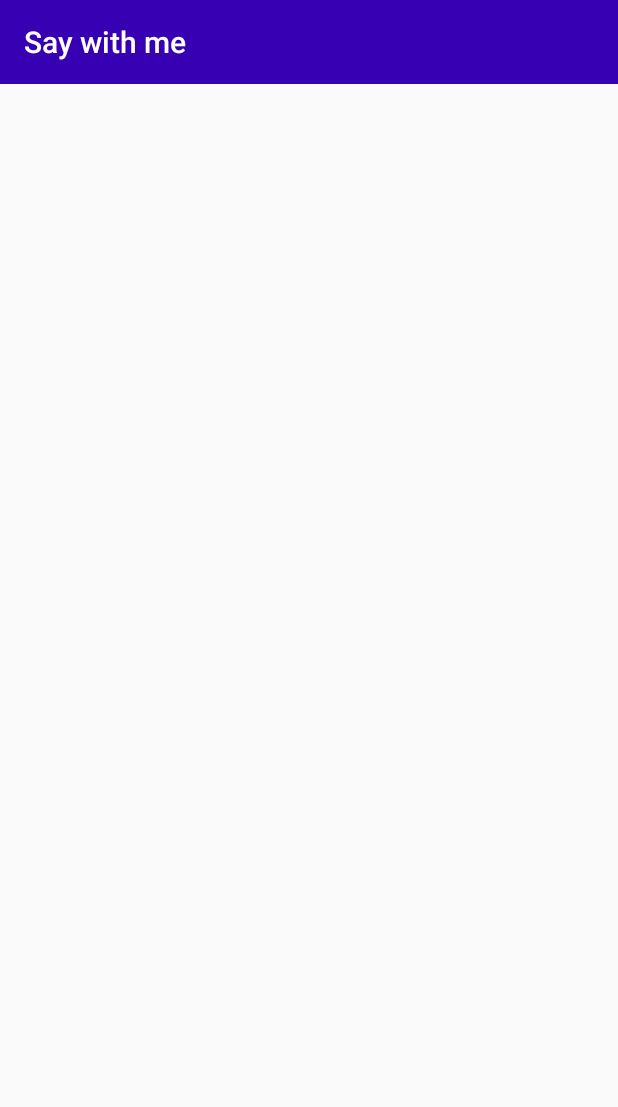
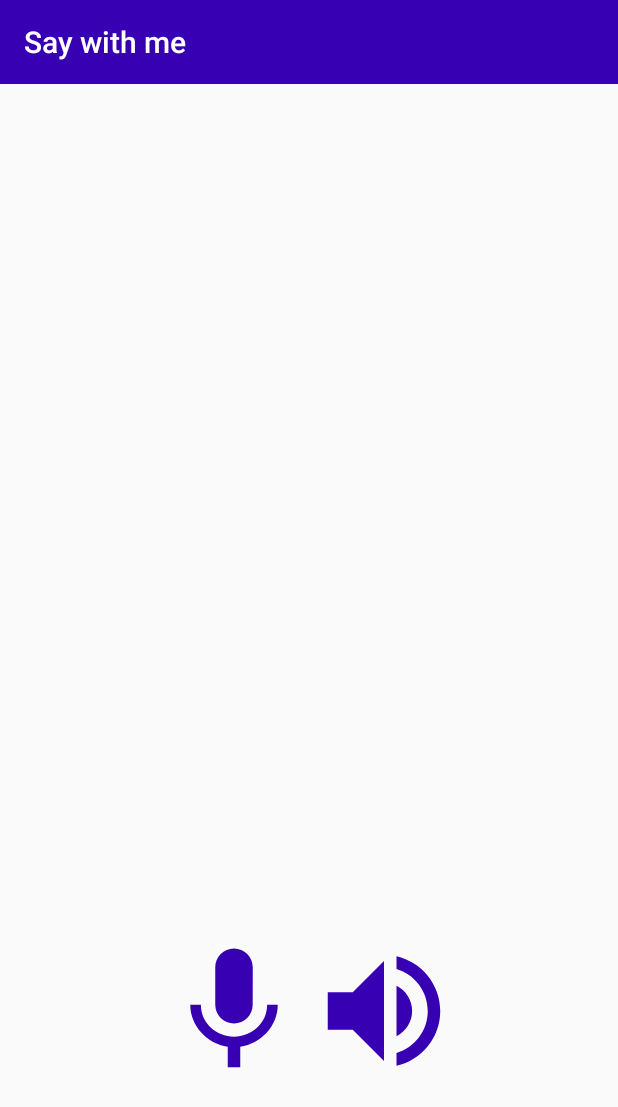
Before and after one commit to SahilMadridista/Say-with-me-ANDROID, an Android app: the screen it shows after launch (MainActivity), on a phone screen of 412 x 824 dp. Shown: the top 1107 px of the screen. Run offline under Robolectric (Android 15) with nearby library versions, the phone set to English and light mode, and no system bars.

Commit message:
Speech to text done.

```diff
--- a/app/src/main/java/com/example/saywithme/MainActivity.java
+++ b/app/src/main/java/com/example/saywithme/MainActivity.java
@@ -2,13 +2,73 @@ package com.example.saywithme;
 
 import androidx.appcompat.app.AppCompatActivity;
 
+import android.content.ActivityNotFoundException;
+import android.content.Intent;
 import android.os.Bundle;
+import android.speech.RecognizerIntent;
+import android.view.View;
+import android.widget.ImageView;
+import android.widget.ListView;
+import android.widget.TextView;
+import android.widget.Toast;
+
+import java.util.ArrayList;
+import java.util.Locale;
 
 public class MainActivity extends AppCompatActivity {
+
+   ImageView Speak,Listen;
+   TextView Words;
+   private static final int REQUEST_CODE = 100;
 
    @Override
    protected void onCreate(Bundle savedInstanceState) {
       super.onCreate(savedInstanceState);
       setContentView(R.layout.activity_main);
+
+      Speak = findViewById(R.id.say);
+      Listen = findViewById(R.id.listen);
+
+      Words = findViewById(R.id.words);
+
+      Speak.setOnClickListener(new View.OnClickListener() {
+         @Override
+         public void onClick(View view) {
+
+            Say();
+
+         }
+      });
+
+
    }
+
+   private void Say() {
+
+      Intent intent = new Intent(RecognizerIntent.ACTION_RECOGNIZE_SPEECH);
+
+      try {
+         startActivityForResult(intent, REQUEST_CODE);
+      } catch (ActivityNotFoundException a) {
+         Toast.makeText(getApplicationContext(),"Not found",Toast.LENGTH_SHORT).show();
+      }
+
+   }
+
+   @Override
+   protected void onActivityResult(int requestCode, int resultCode, Intent data) {
+      super.onActivityResult(requestCode, resultCode, data);
+
+      switch (requestCode) {
+         case REQUEST_CODE: {
+            if (resultCode == RESULT_OK && null != data) {
+               ArrayList<String> result = data.getStringArrayListExtra(RecognizerIntent.EXTRA_RESULTS);
+               Words.setText(result.get(0));
+            }
+            break;
+         }
+
+      }
+   }
+
 }
--- a/app/src/main/res/layout/activity_main.xml
+++ b/app/src/main/res/layout/activity_main.xml
@@ -26,9 +26,41 @@
         android:textAlignment="center"
         android:padding="10dp"
         android:textSize="20sp"
+        android:id="@+id/words"
         android:textColor="#000"
+        android:layout_marginTop="20dp"
         android:gravity="center_horizontal">
 
     </TextView>
 
+    <LinearLayout
+        android:layout_width="200dp"
+        android:layout_height="100dp"
+        android:layout_centerHorizontal="true"
+        android:layout_alignParentBottom="true"
+        android:layout_marginBottom="100dp"
+        android:orientation="horizontal">
+
+        <ImageView
+            android:layout_width="0dp"
+            android:layout_height="match_parent"
+            android:src="@drawable/mic_icon"
+            android:id="@+id/say"
+            android:layout_weight="1"
+            android:contentDescription="@string/contentdesc">
+
+        </ImageView>
+
+        <ImageView
+            android:layout_width="0dp"
+            android:layout_height="match_parent"
+            android:src="@drawable/speaker_icon"
+            android:id="@+id/listen"
+            android:layout_weight="1"
+            android:contentDescription="@string/contentdesc">
+
+        </ImageView>
+
+    </LinearLayout>
+
 </RelativeLayout>
--- a/app/src/main/res/values/strings.xml
+++ b/app/src/main/res/values/strings.xml
@@ -1,3 +1,4 @@
 <resources>
     <string name="app_name">Say with me</string>
+    <string name="contentdesc">Image</string>
 </resources>
```
